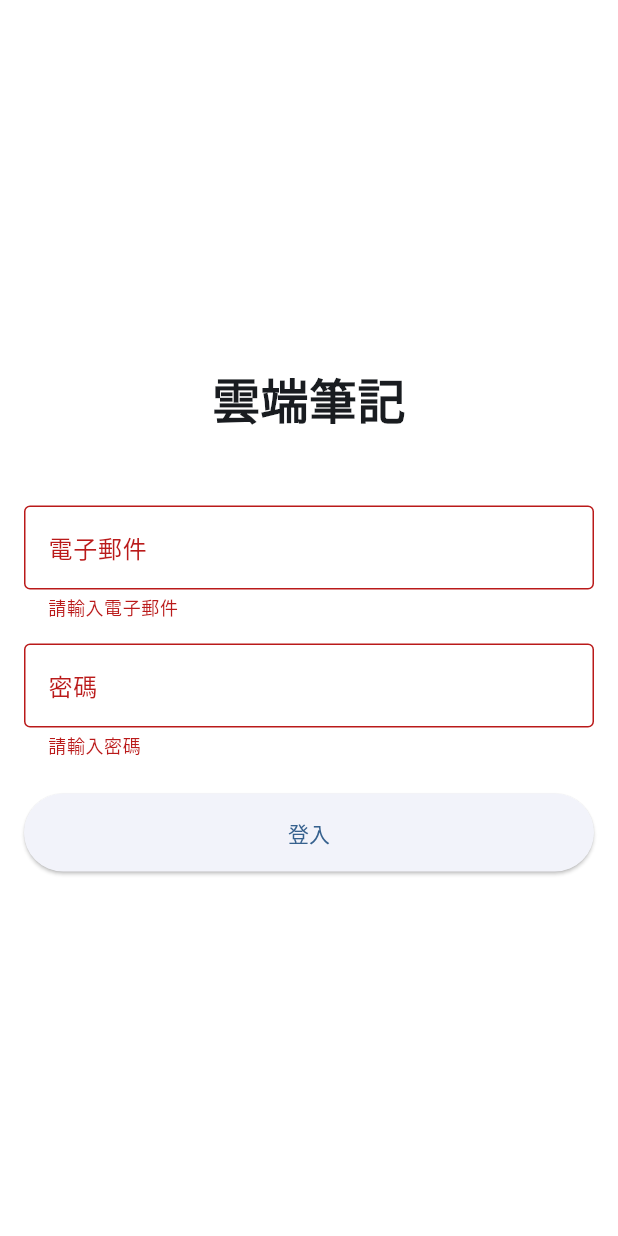
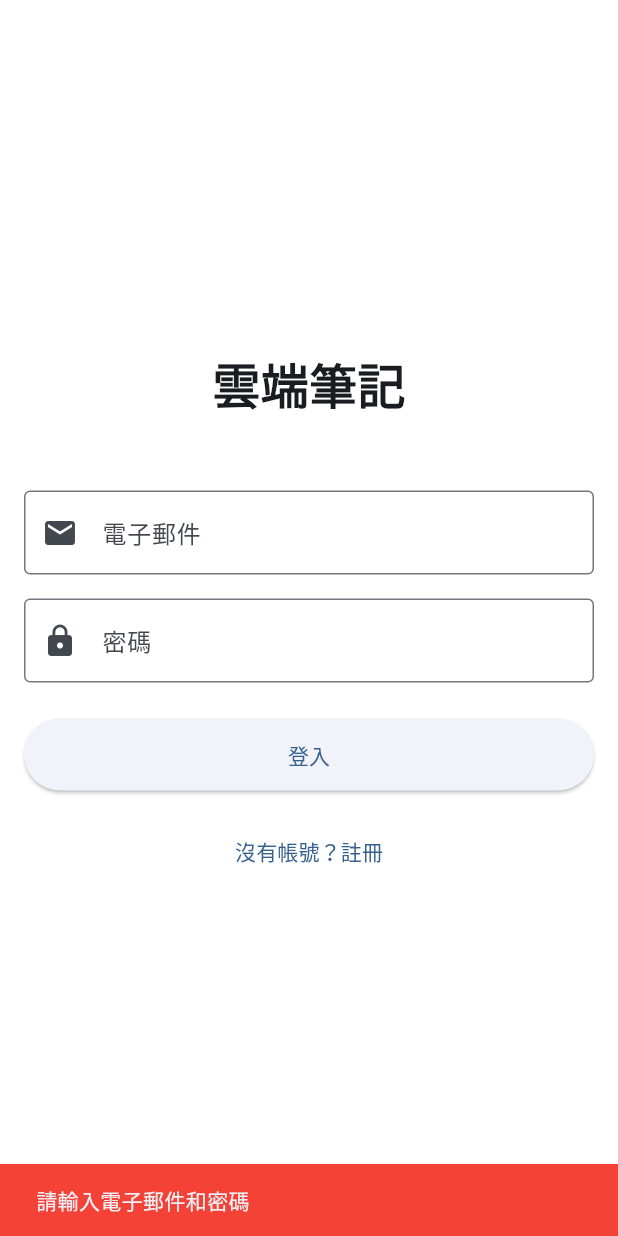
Before and after one commit to renfu-her/note-gpt-app, a Flutter app: the screen it shows after launch, after a tap on "登入", on a phone screen of 412 x 824 dp. Run offline on Flutter 3.47's test engine with Material 3 defaults, Android fonts, the phone set to English and light mode, and no system bars; our stand-ins replace dio, flutter_markdown, flutter_secure_storage; network calls fail.

Commit message:
新增註冊功能至登入頁面，改善錯誤處理與使用者介面，並優化表單驗證邏輯。移除不必要的代碼，並確保在註冊成功後能切換回登入模式。

```diff
--- a/lib/pages/home_page.dart
+++ b/lib/pages/home_page.dart
@@ -75,12 +75,6 @@ class _HomePageState extends State<HomePage> {
           _selectedNote = null;
           _isLoading = false;
         });
-        ScaffoldMessenger.of(context).showSnackBar(
-          SnackBar(
-            content: Text('無法載入資料夾內容：${e.toString()}'),
-            backgroundColor: Colors.red,
-          ),
-        );
         Navigator.pop(context);
       }
     }
--- a/lib/pages/login_page.dart
+++ b/lib/pages/login_page.dart
@@ -9,30 +9,101 @@ class LoginPage extends StatefulWidget {
 }
 
 class _LoginPageState extends State<LoginPage> {
-  final _formKey = GlobalKey<FormState>();
+  final ApiService _apiService = ApiService();
   final _emailController = TextEditingController();
   final _passwordController = TextEditingController();
-  final _apiService = ApiService();
+  final _nameController = TextEditingController();
   bool _isLoading = false;
+  bool _isRegisterMode = false;
+
+  @override
+  void dispose() {
+    _emailController.dispose();
+    _passwordController.dispose();
+    _nameController.dispose();
+    super.dispose();
+  }
 
   Future<void> _login() async {
-    if (!_formKey.currentState!.validate()) return;
+    final email = _emailController.text.trim();
+    final password = _passwordController.text.trim();
+
+    if (email.isEmpty || password.isEmpty) {
+      ScaffoldMessenger.of(context).showSnackBar(
+        const SnackBar(
+          content: Text('請輸入電子郵件和密碼'),
+          backgroundColor: Colors.red,
+        ),
+      );
+      return;
+    }
 
     setState(() => _isLoading = true);
+
     try {
-      await _apiService.login(
-        _emailController.text,
-        _passwordController.text,
+      await _apiService.login(email, password);
+      if (!mounted) return;
+      Navigator.pushReplacementNamed(context, '/home');
+    } catch (e) {
+      if (!mounted) return;
+      ScaffoldMessenger.of(context).showSnackBar(
+        SnackBar(
+          content: Text(e.toString()),
+          backgroundColor: Colors.red,
+        ),
       );
+    } finally {
       if (mounted) {
-        Navigator.pushReplacementNamed(context, '/home');
+        setState(() => _isLoading = false);
       }
+    }
+  }
+
+  Future<void> _register() async {
+    final name = _nameController.text.trim();
+    final email = _emailController.text.trim();
+    final password = _passwordController.text.trim();
+
+    if (name.isEmpty || email.isEmpty || password.isEmpty) {
+      ScaffoldMessenger.of(context).showSnackBar(
+        const SnackBar(
+          content: Text('請填寫所有欄位'),
+          backgroundColor: Colors.red,
+        ),
+      );
+      return;
+    }
+
+    setState(() => _isLoading = true);
+
+    try {
+      await _apiService.register(
+        name: name,
+        email: email,
+        password: password,
+      );
+      if (!mounted) return;
+
+      // 註冊成功，切換回登入模式
+      setState(() {
+        _isRegisterMode = false;
+        _nameController.clear();
+      });
+
+      ScaffoldMessenger.of(context).showSnackBar(
+        const SnackBar(
+          content: Text('註冊成功，請登入'),
+          backgroundColor: Colors.green,
+        ),
+      );
     } catch (e) {
-      if (mounted) {
-        ScaffoldMessenger.of(context).showSnackBar(
-          SnackBar(content: Text(e.toString())),
-        );
-      }
+      if (!mounted) return;
+      ScaffoldMessenger.of(context).showSnackBar(
+        SnackBar(
+          content: Text(e.toString()),
+          backgroundColor: Colors.red,
+        ),
+      );
     } finally {
       if (mounted) {
         setState(() => _isLoading = false);
@@ -43,14 +114,12 @@ class _LoginPageState extends State<LoginPage> {
   @override
   Widget build(BuildContext context) {
     return Scaffold(
-      body: Center(
-        child: SingleChildScrollView(
-          padding: const EdgeInsets.all(16.0),
-          child: Form(
-            key: _formKey,
+      body: SafeArea(
+        child: Center(
+          child: SingleChildScrollView(
+            padding: const EdgeInsets.all(16),
             child: Column(
               mainAxisAlignment: MainAxisAlignment.center,
-              crossAxisAlignment: CrossAxisAlignment.stretch,
               children: [
                 const Text(
                   '雲端筆記',
@@ -58,47 +127,69 @@ class _LoginPageState extends State<LoginPage> {
                     fontSize: 32,
                     fontWeight: FontWeight.bold,
                   ),
-                  textAlign: TextAlign.center,
                 ),
                 const SizedBox(height: 48),
-                TextFormField(
+                if (_isRegisterMode) ...[
+                  TextField(
+                    controller: _nameController,
+                    decoration: const InputDecoration(
+                      labelText: '姓名',
+                      border: OutlineInputBorder(),
+                      prefixIcon: Icon(Icons.person),
+                    ),
+                  ),
+                  const SizedBox(height: 16),
+                ],
+                TextField(
                   controller: _emailController,
                   decoration: const InputDecoration(
                     labelText: '電子郵件',
                     border: OutlineInputBorder(),
+                    prefixIcon: Icon(Icons.email),
                   ),
                   keyboardType: TextInputType.emailAddress,
-                  validator: (value) {
-                    if (value == null || value.isEmpty) {
-                      return '請輸入電子郵件';
-                    }
-                    return null;
-                  },
                 ),
                 const SizedBox(height: 16),
-                TextFormField(
+                TextField(
                   controller: _passwordController,
                   decoration: const InputDecoration(
                     labelText: '密碼',
                     border: OutlineInputBorder(),
+                    prefixIcon: Icon(Icons.lock),
                   ),
                   obscureText: true,
-                  validator: (value) {
-                    if (value == null || value.isEmpty) {
-                      return '請輸入密碼';
-                    }
-                    return null;
-                  },
                 ),
                 const SizedBox(height: 24),
-                ElevatedButton(
-                  onPressed: _isLoading ? null : _login,
-                  style: ElevatedButton.styleFrom(
-                    padding: const EdgeInsets.all(16),
+                SizedBox(
+                  width: double.infinity,
+                  height: 48,
+                  child: ElevatedButton(
+                    onPressed: _isLoading ? null : (_isRegisterMode ? _register : _login),
+                    child: _isLoading
+                        ? const SizedBox(
+                            width: 24,
+                            height: 24,
+                            child: CircularProgressIndicator(
+                              strokeWidth: 2,
+                              valueColor: AlwaysStoppedAnimation<Color>(Colors.white),
+                            ),
+                          )
+                        : Text(_isRegisterMode ? '註冊' : '登入'),
                   ),
-                  child: _isLoading
-                      ? const CircularProgressIndicator()
-                      : const Text('登入'),
+                ),
+                const SizedBox(height: 16),
+                TextButton(
+                  onPressed: _isLoading
+                      ? null
+                      : () {
+                          setState(() {
+                            _isRegisterMode = !_isRegisterMode;
+                            _emailController.clear();
+                            _passwordController.clear();
+                            _nameController.clear();
+                          });
+                        },
+                  child: Text(_isRegisterMode ? '已有帳號？登入' : '沒有帳號？註冊'),
                 ),
               ],
             ),
@@ -107,11 +198,4 @@ class _LoginPageState extends State<LoginPage> {
       ),
     );
   }
-
-  @override
-  void dispose() {
-    _emailController.dispose();
-    _passwordController.dispose();
-    super.dispose();
-  }
 }
```
Also changed, not shown: lib/services/api_service.dart (+26 -0 lines).
